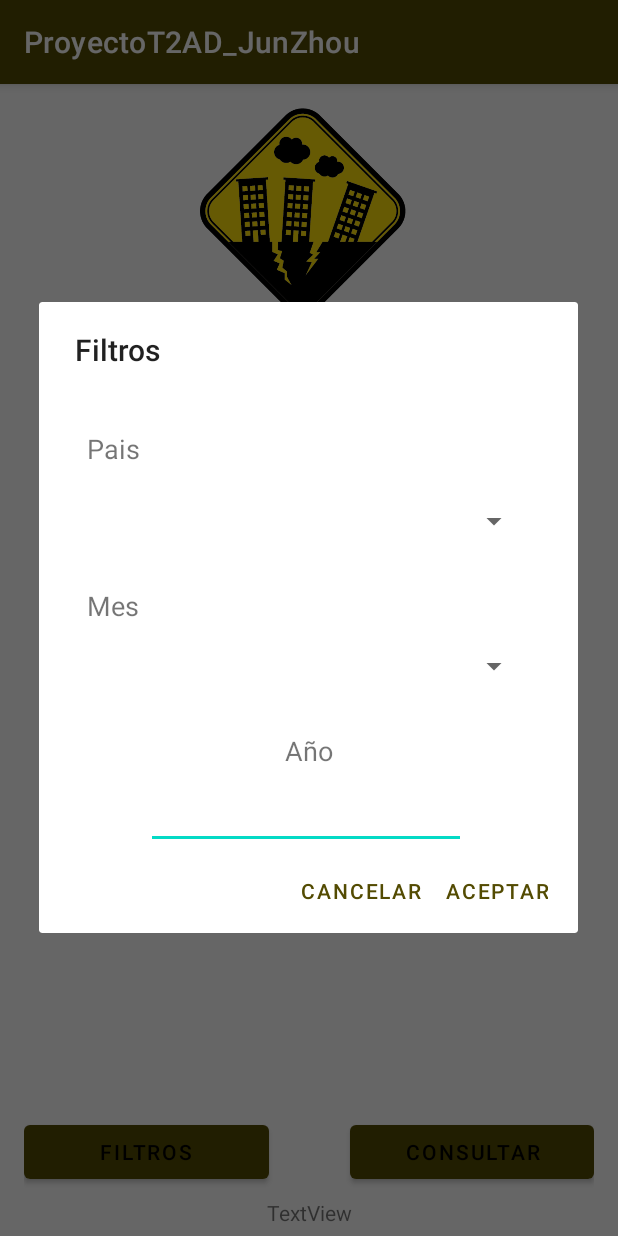
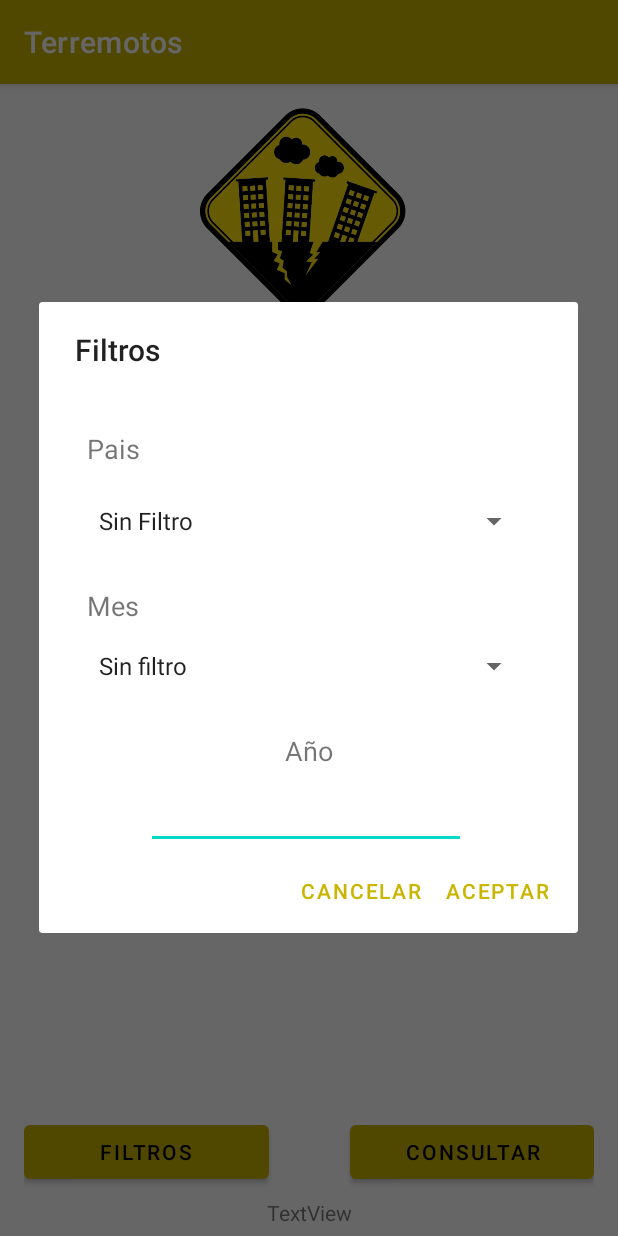
Before and after one commit to JunZH0/Earthquake_Android_APP, an Android app: the screen it shows after launch (MainActivity), after a tap on "FILTROS", on a phone screen of 412 x 824 dp. Run offline under Robolectric (Android 15) with nearby library versions, the phone set to English and light mode, and no system bars; our stand-ins replace Room's generated code.

Commit message:
implemented partial functionalities for the dialog and added filters Query

```diff
--- a/app/src/main/java/com/example/proyectot2ad_junzhou/FilterDialog.java
+++ b/app/src/main/java/com/example/proyectot2ad_junzhou/FilterDialog.java
@@ -11,14 +11,24 @@ import android.os.Bundle;
 import android.view.LayoutInflater;
 import android.view.View;
 import android.widget.ArrayAdapter;
+import android.widget.EditText;
 import android.widget.Spinner;
 import android.widget.Toast;
+
+import com.example.proyectot2ad_junzhou.dao.PaisesAfectadosDao;
+import com.example.proyectot2ad_junzhou.dao.TerremotosDao;
+import com.example.proyectot2ad_junzhou.entity.PaisesAfectados;
+import com.example.proyectot2ad_junzhou.rvutils.db.TerremotosDB;
+
+import java.util.List;
 
 public class FilterDialog extends DialogFragment {
 
     OnDatosListener listener;
     Spinner spnPais;
     Spinner spnMes;
+    EditText txtAnio;
+    TerremotosDB db;
 
     @NonNull
     @Override
@@ -33,6 +43,7 @@ public class FilterDialog extends DialogFragment {
         builder.setView(v);
         spnMes = v.findViewById(R.id.spnMes);
         spnPais = v.findViewById(R.id.spnPais);
+        txtAnio = v.findViewById(R.id.etAnio);
 
         // agregar los datos al spinner
         ArrayAdapter<CharSequence> adapter = ArrayAdapter.createFromResource(getActivity(),
@@ -40,8 +51,26 @@ public class FilterDialog extends DialogFragment {
         adapter.setDropDownViewResource(android.R.layout.simple_spinner_dropdown_item);
         spnMes.setAdapter(adapter);
 
+        // agregar los datos al spinner de paises con Query, llamada a la base de datos y obtencion de pais unicos
+        db = TerremotosDB.getDatabase(getActivity());
+        PaisesAfectadosDao paisDao = db.paisesAfectadosDao();
 
-// configuramos el diálogo
+        // Query
+        List<String> paises = paisDao.selectPaises();
+
+        // Agregar "Sin Filtro" al inicio de la lista
+        paises.add(0, "Sin Filtro");
+
+        ArrayAdapter<String> adapterPaises = new ArrayAdapter<String>(getActivity(),
+                android.R.layout.simple_spinner_item, paises);
+
+        adapterPaises.setDropDownViewResource(android.R.layout.simple_spinner_dropdown_item);
+
+        spnPais.setAdapter(adapterPaises);
+
+        spnPais.setSelection(0);
+
+
         builder.setTitle("Filtros")
                 .setPositiveButton("Aceptar", new
                         DialogInterface.OnClickListener() {
@@ -49,7 +78,12 @@ public class FilterDialog extends DialogFragment {
                                 Toast.makeText(getActivity(), "Datos aceptados",
                                         Toast.LENGTH_SHORT).show();
                                 dialog.dismiss();
-                                // TODO PENDIENTE DE IMPLEMENTAR
+                                String pais = spnPais.getSelectedItem().toString();
+                                String mes = spnMes.getSelectedItem().toString();
+                                String anio = txtAnio.getText().toString();
+                                listener.onDatosListener(pais, mes, anio);
+
+                                dialog.dismiss();
                             }
                         })
                 .setNegativeButton("Cancelar", new
--- a/app/src/main/java/com/example/proyectot2ad_junzhou/OnDatosListener.java
+++ b/app/src/main/java/com/example/proyectot2ad_junzhou/OnDatosListener.java
@@ -1,5 +1,5 @@
 package com.example.proyectot2ad_junzhou;
 
 public interface OnDatosListener {
-    public void onDatosListener(String fecha_Hora, String pais);
+    public void onDatosListener(String pais, String mes, String anio);
 }
--- a/app/src/main/java/com/example/proyectot2ad_junzhou/dao/PaisesAfectadosDao.java
+++ b/app/src/main/java/com/example/proyectot2ad_junzhou/dao/PaisesAfectadosDao.java
@@ -6,6 +6,7 @@ import androidx.room.Insert;
 import androidx.room.Query;
 
 import com.example.proyectot2ad_junzhou.entity.PaisesAfectados;
+import com.example.proyectot2ad_junzhou.entity.Terremotos;
 
 import java.util.List;
 
@@ -17,13 +18,9 @@ public interface PaisesAfectadosDao {
 
     // TODO Implementar query con filtros
 
-    @Query("SELECT * FROM PAISES_AFECTADOS WHERE pais = :pais")
-    public PaisesAfectados selectByPais(String pais);
+    // seleccionar por pais y año
 
-    @Query("SELECT * FROM PAISES_AFECTADOS WHERE fecha_Hora = :fecha_Hora")
-    public PaisesAfectados selectByFechaHora(String fecha_Hora);
-
-    @Query("SELECT pais FROM PAISES_AFECTADOS ")
+    @Query("SELECT DISTINCT pais FROM PAISES_AFECTADOS")
     public List<String> selectPaises();
 
     @Insert
--- a/app/src/main/java/com/example/proyectot2ad_junzhou/dao/TerremotosDao.java
+++ b/app/src/main/java/com/example/proyectot2ad_junzhou/dao/TerremotosDao.java
@@ -16,8 +16,24 @@ public interface TerremotosDao {
 
     // TODO Implementar query con filtros
 
-    @Query("SELECT * FROM TERREMOTOS WHERE fecha_Hora = :fecha_Hora")
-    public Terremotos selectByFechaHora(String fecha_Hora);
+    // Seleccionar por mes y año
+    @Query("SELECT * FROM TERREMOTOS WHERE fecha_Hora LIKE '%' ||:mes||  '%' AND fecha_Hora LIKE '%' ||:anio||  '%' ")
+    public List<Terremotos> selectMesAnio(String mes, String anio);
+
+    // Seleccionar por Año
+    @Query("SELECT * FROM TERREMOTOS WHERE fecha_Hora LIKE '%' ||:anio||  '%' ")
+    public List<Terremotos> selectAnio(String anio);
+
+    // Seleccionar por pais y año
+    @Query("SELECT * FROM PAISES_AFECTADOS WHERE pais = :pais AND fecha_Hora LIKE '%' ||:anio||  '%' ")
+    public List<Terremotos> selectPaisAnio(String pais, String anio);
+
+    // Seleccionar por pais mes y año
+    @Query("SELECT * FROM PAISES_AFECTADOS WHERE pais = :pais AND fecha_Hora LIKE '%' ||:mes||  '%' AND fecha_Hora LIKE '%' ||:anio||  '%' ")
+    public List<Terremotos> selectPaisMesAnio(String pais, String mes, String anio);
+
+    @Query("SELECT * FROM TERREMOTOS WHERE fecha_hora LIKE '%' ||:mes||  '%' ")
+    public List<Terremotos> selectMes(String mes);
 
     @Insert
     public long insert(Terremotos terremotos);
--- a/app/src/main/java/com/example/proyectot2ad_junzhou/rvutils/db/TerremotosAdapter.java
+++ b/app/src/main/java/com/example/proyectot2ad_junzhou/rvutils/db/TerremotosAdapter.java
@@ -31,6 +31,7 @@ public class TerremotosAdapter extends RecyclerView.Adapter<TerremotosAdapter.Te
 
     @Override
     public void onBindViewHolder(@NonNull TerremotoViewHolder holder, int position) {
+        // Asignar los valores a los elementos del layout
         Terremotos terremoto = terremotosList.get(position);
         holder.fecha_Hora.setText(terremoto.getFecha_Hora());
         holder.magnitud.setText(String.valueOf(terremoto.getMagnitud()));
@@ -48,6 +49,7 @@ public class TerremotosAdapter extends RecyclerView.Adapter<TerremotosAdapter.Te
     public class TerremotoViewHolder extends RecyclerView.ViewHolder {
         public TextView fecha_Hora, magnitud, nom_disp, coordenadas, lugar, muertes;
 
+        // Asignar los elementos del layout al objeto
         public TerremotoViewHolder(@NonNull View itemView) {
             super(itemView);
             fecha_Hora = itemView.findViewById(R.id.tvItemFecha);
--- a/app/src/main/res/layout/activity_filter_dialog.xml
+++ b/app/src/main/res/layout/activity_filter_dialog.xml
@@ -64,7 +64,7 @@
         app:layout_constraintTop_toBottomOf="@+id/spnMes" />
 
     <EditText
-        android:id="@+id/editTextNumber2"
+        android:id="@+id/etAnio"
         android:layout_width="wrap_content"
         android:layout_height="wrap_content"
         android:layout_marginStart="24dp"
--- a/app/src/main/res/layout/terremoto_item.xml
+++ b/app/src/main/res/layout/terremoto_item.xml
@@ -3,7 +3,7 @@
     android:layout_width="match_parent"
     android:layout_height="wrap_content"
     android:orientation="vertical"
-    android:padding="16dp">
+    android:padding="20dp">
 
     <TextView
         android:id="@+id/tvItemFecha"
--- a/app/src/main/res/values-night/themes.xml
+++ b/app/src/main/res/values-night/themes.xml
@@ -2,7 +2,7 @@
     <!-- Base application theme. -->
     <style name="Theme.ProyectoT2AD_JunZhou" parent="Theme.MaterialComponents.DayNight.DarkActionBar">
         <!-- Primary brand color. -->
-        <item name="colorPrimary">@color/purple_200</item>
+        <item name="colorPrimary">#C6B200</item>
         <item name="colorPrimaryVariant">@color/purple_700</item>
         <item name="colorOnPrimary">@color/black</item>
         <!-- Secondary brand color. -->
--- a/app/src/main/res/values/arrays.xml
+++ b/app/src/main/res/values/arrays.xml
@@ -1,6 +1,18 @@
 <?xml version="1.0" encoding="utf-8"?>
 <resources>
-    <string-array name="meses">Enero, Febrero, Marzo, Abril, Mayo, Junio, Julio, Agosto, Septiembre,
-        Octubre, Noviembre, Diciembre
+    <string-array name="meses">
+        <item>Sin filtro</item>
+        <item>Enero</item>
+        <item>Febrero</item>
+        <item>Marzo</item>
+        <item>Abril</item>
+        <item>Mayo</item>
+        <item>Junio</item>
+        <item>Julio</item>
+        <item>Agosto</item>
+        <item>Septiembre</item>
+        <item>Octubre</item>
+        <item>Noviembre</item>
+        <item>Diciembre</item>
     </string-array>
 </resources>
--- a/app/src/main/res/values/strings.xml
+++ b/app/src/main/res/values/strings.xml
@@ -1,5 +1,5 @@
 <resources>
-    <string name="app_name">ProyectoT2AD_JunZhou</string>
+    <string name="app_name">Terremotos</string>
     <string name="strEspFiltros">Filtros</string>
     <string name="strESPConsulta">Consultar</string>
     <string name="strPlaceholder">TextView</string>
--- a/app/src/main/res/values/themes.xml
+++ b/app/src/main/res/values/themes.xml
@@ -2,7 +2,7 @@
     <!-- Base application theme. -->
     <style name="Theme.ProyectoT2AD_JunZhou" parent="Theme.MaterialComponents.DayNight.DarkActionBar">
         <!-- Primary brand color. -->
-        <item name="colorPrimary">#534B02</item>
+        <item name="colorPrimary">#CAB500</item>
         <item name="colorPrimaryVariant">@color/purple_700</item>
         <item name="colorOnPrimary">@color/black</item>
         <!-- Secondary brand color. -->
```
Also changed, not shown: app/src/main/java/com/example/proyectot2ad_junzhou/MainActivity.java (+21 -1 lines).
